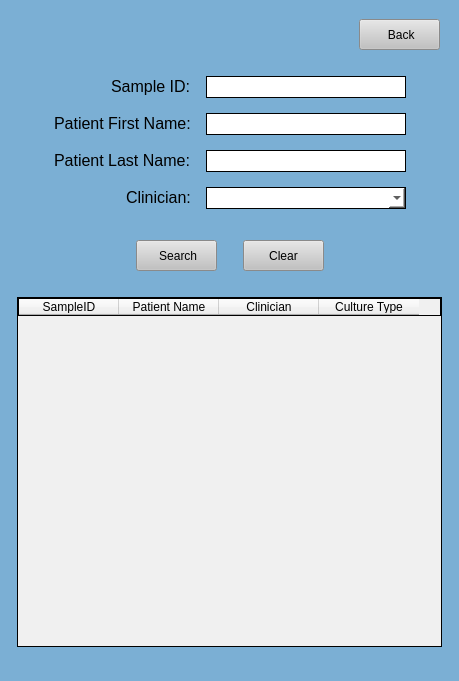
Before: the Qt Designer form UI Screens/COMBdb_Advanced_Search_Form2.ui in Kasmanian/COMBDb-oldgen, drawn with Qt 5.
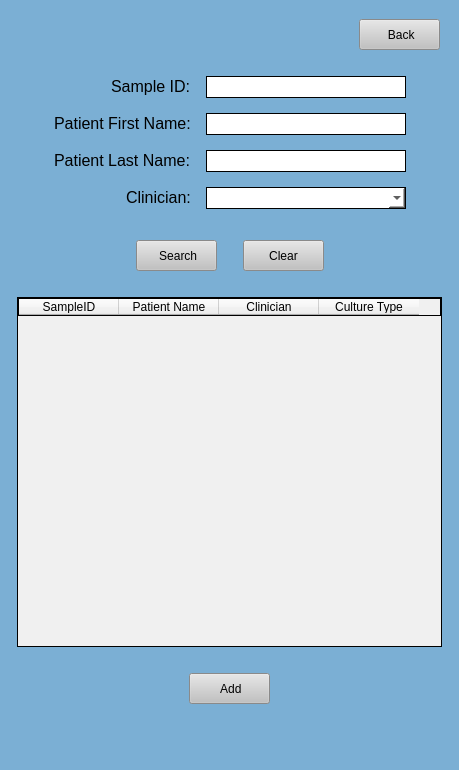
After: the same form once the commit is applied.

Commit message: Advanced Search Prototype

```diff
--- a/UI Screens/COMBdb_Advanced_Search_Form2.ui
+++ b/UI Screens/COMBdb_Advanced_Search_Form2.ui
@@ -7,7 +7,7 @@
     <x>0</x>
     <y>0</y>
     <width>459</width>
-    <height>681</height>
+    <height>770</height>
    </rect>
   </property>
   <property name="windowTitle">
@@ -540,6 +540,73 @@
         </item>
        </layout>
       </item>
+      <item>
+       <spacer name="verticalSpacer_6">
+        <property name="orientation">
+         <enum>Qt::Vertical</enum>
+        </property>
+        <property name="sizeType">
+         <enum>QSizePolicy::Fixed</enum>
+        </property>
+        <property name="sizeHint" stdset="0">
+         <size>
+          <width>20</width>
+          <height>20</height>
+         </size>
+        </property>
+       </spacer>
+      </item>
+      <item alignment="Qt::AlignHCenter">
+       <widget class="QPushButton" name="add">
+        <property name="minimumSize">
+         <size>
+          <width>81</width>
+          <height>31</height>
+         </size>
+        </property>
+        <property name="maximumSize">
+         <size>
+          <width>81</width>
+          <height>31</height>
+         </size>
+        </property>
+        <property name="cursor">
+         <cursorShape>PointingHandCursor</cursorShape>
+        </property>
+        <property name="styleSheet">
+         <string notr="true">QPushButton:hover {
+	 background-color: rgb(210, 210, 210);
+}
+
+QPushButton:focus {
+	background-color: rgb(210, 210, 210);
+}
+
+QPushButton {
+	background-color: rgb(193, 193, 193);
+}</string>
+        </property>
+        <property name="text">
+         <string> Add</string>
+        </property>
+       </widget>
+      </item>
+      <item>
+       <spacer name="verticalSpacer_7">
+        <property name="orientation">
+         <enum>Qt::Vertical</enum>
+        </property>
+        <property name="sizeType">
+         <enum>QSizePolicy::Fixed</enum>
+        </property>
+        <property name="sizeHint" stdset="0">
+         <size>
+          <width>20</width>
+          <height>20</height>
+         </size>
+        </property>
+       </spacer>
+      </item>
      </layout>
     </item>
     <item row="5" column="0">
```
Left out of the diff: 17 changed lines with no effect on the pictures. The commit also changes 4 other files.
